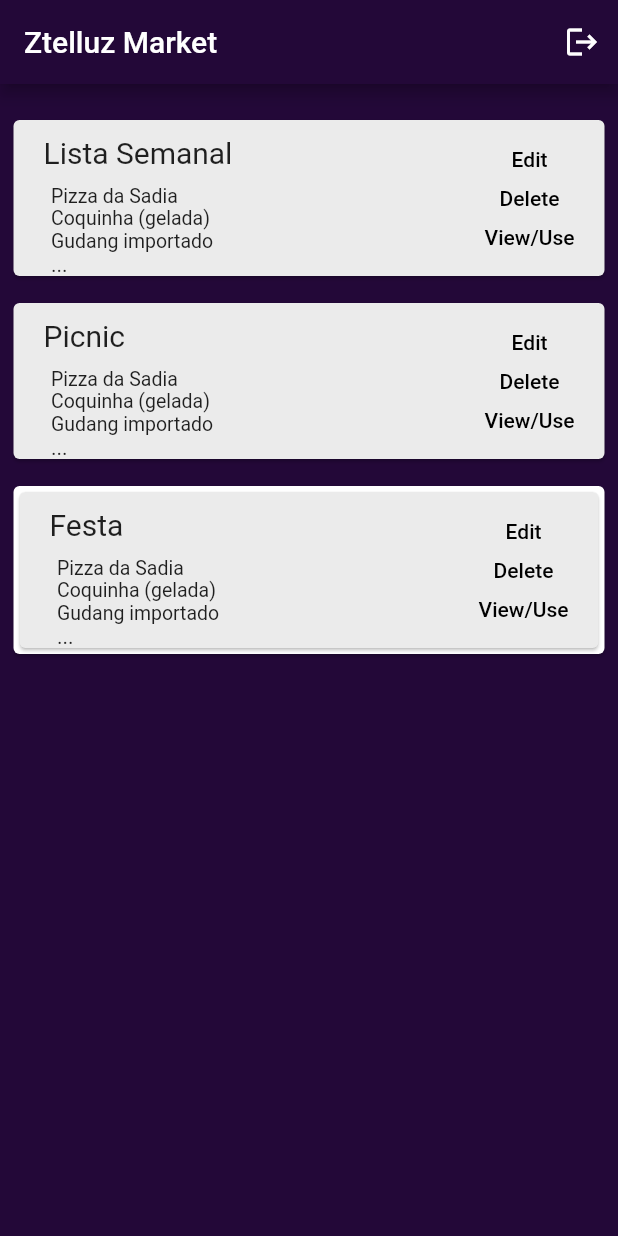
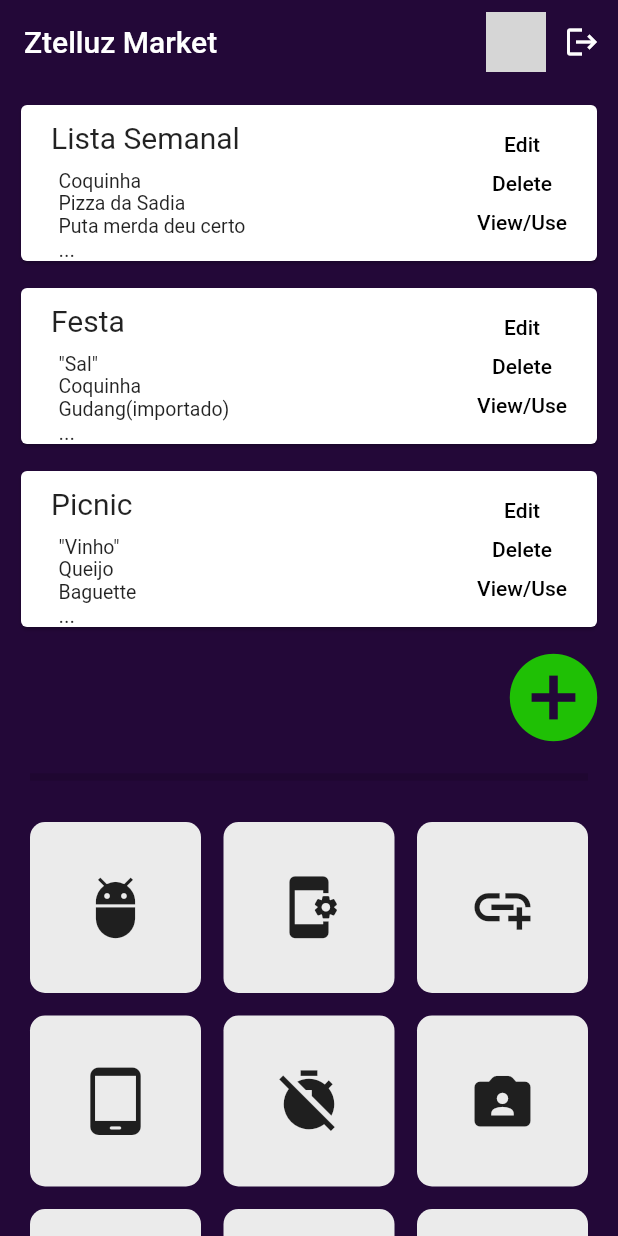
Before and after one commit to LuizSutil/zmarket, a Flutter app: the screen it shows once a user with an empty profile is signed in, after a tap on the "logout" icon, on a phone screen of 412 x 824 dp. Run offline on Flutter 3.47's test engine with Material 2 defaults, Android fonts, the phone set to English and light mode, and no system bars; our stand-ins replace firebase_auth, firebase_core, firebase_database, google_sign_in; accounts and stored records are empty; network calls fail; grey boxes are pictures that could not be loaded.

Commit message:
dynamic shopping lists

```diff
--- /dev/null
+++ b/lib/ListDisplayer.dart
@@ -0,0 +1,32 @@
+import 'package:flutter/material.dart';
+import 'ListaCompras.dart';
+import 'listinhaModel.dart';
+
+class ListDisplay extends StatefulWidget {
+  final List<ListinhaModel> lista;
+
+  ListDisplay(this.lista);
+
+  @override
+  _ListDisplayState createState() => _ListDisplayState();
+}
+
+class _ListDisplayState extends State<ListDisplay> {
+  @override
+  Widget build(BuildContext context) {
+    return SliverList(
+      delegate: SliverChildBuilderDelegate(
+        (BuildContext context, int index) {
+          return Padding(
+              padding: EdgeInsets.fromLTRB(10, 10, 10, 0),
+              child: ListaCompras(widget.lista[index].nome, [
+                widget.lista[index].cart[0],
+                widget.lista[index].cart[1],
+                widget.lista[index].cart[2]
+              ]));
+        },
+        childCount: widget.lista.length,
+      ),
+    );
+  }
+}
--- a/lib/Lista.dart
+++ /dev/null
@@ -1,84 +0,0 @@
-import 'package:flutter/material.dart';
-
-class ListaCompras extends StatefulWidget {
-  final String nomeLista;
-  ListaCompras(this.nomeLista);
-
-  @override
-  _ListaComprasState createState() => _ListaComprasState();
-}
-
-class _ListaComprasState extends State<ListaCompras> {
-  @override
-  Widget build(BuildContext context) {
-    return Card(
-        color: Color.fromRGBO(235, 235, 235, 1),
-        child: Row(children: [
-          Expanded(
-            child: Column(
-              crossAxisAlignment: CrossAxisAlignment.start,
-              children: [
-                Padding(
-                    padding: EdgeInsets.fromLTRB(20, 10, 0, 0),
-                    child:
-                        Text(widget.nomeLista, style: TextStyle(fontSize: 20))),
-                Padding(
-                    padding: EdgeInsets.fromLTRB(25, 10, 0, 0),
-                    child: Column(
-                        crossAxisAlignment: CrossAxisAlignment.start,
-                        children: <Widget>[
-                          Text("Pizza da Sadia",
-                              style: TextStyle(fontSize: 13)),
-                          Text("Coquinha (gelada)",
-                              style: TextStyle(fontSize: 13)),
-                          Text("Gudang importado",
-                              style: TextStyle(fontSize: 13)),
-                          Text("..."),
-                        ]))
-              ],
-            ),
-          ),
-          Column(children: [
-            Padding(
-              padding: EdgeInsets.fromLTRB(0, 10, 20, 10),
-              child: TextButton(
-                style: TextButton.styleFrom(
-                  primary: Colors.black,
-                  tapTargetSize: MaterialTapTargetSize.shrinkWrap,
-                  minimumSize: Size.zero,
-                  padding: EdgeInsets.zero,
-                ),
-                child: Text('Edit'),
-                onPressed: () => {},
-              ),
-            ),
-            Padding(
-              padding: EdgeInsets.fromLTRB(0, 0, 20, 10),
-              child: TextButton(
-                style: TextButton.styleFrom(
-                  primary: Colors.black,
-                  tapTargetSize: MaterialTapTargetSize.shrinkWrap,
-                  minimumSize: Size.zero,
-                  padding: EdgeInsets.zero,
-                ),
-                child: Text('Delete'),
-                onPressed: () => {},
-              ),
-            ),
-            Padding(
-              padding: EdgeInsets.fromLTRB(0, 0, 20, 10),
-              child: TextButton(
-                style: TextButton.styleFrom(
-                  primary: Colors.black,
-                  tapTargetSize: MaterialTapTargetSize.shrinkWrap,
-                  minimumSize: Size.zero,
-                  padding: EdgeInsets.zero,
-                ),
-                child: Text('View/Use'),
-                onPressed: () => {},
-              ),
-            ),
-          ])
-        ]));
-  }
-}
--- /dev/null
+++ b/lib/ListaCompras.dart
@@ -0,0 +1,91 @@
+import 'package:flutter/material.dart';
+
+class ListaCompras extends StatefulWidget {
+  final String nomeLista;
+  final List<String> produtos;
+
+  ListaCompras(this.nomeLista, this.produtos);
+
+  @override
+  _ListaComprasState createState() => _ListaComprasState();
+}
+
+class _ListaComprasState extends State<ListaCompras> {
+  @override
+  Widget build(BuildContext context) {
+    return Card(
+      child: InkWell(
+          splashColor: Colors.purple,
+          onTap: () {
+            print('Card tapped.');
+          },
+          child: Row(children: [
+            Expanded(
+              child: Column(
+                crossAxisAlignment: CrossAxisAlignment.start,
+                children: [
+                  Padding(
+                      padding: EdgeInsets.fromLTRB(20, 10, 0, 0),
+                      child: Text(widget.nomeLista,
+                          style: TextStyle(fontSize: 20))),
+                  Padding(
+                      padding: EdgeInsets.fromLTRB(25, 10, 0, 0),
+                      child: Column(
+                          crossAxisAlignment: CrossAxisAlignment.start,
+                          children: <Widget>[
+                            Text(widget.produtos[0],
+                                style: TextStyle(fontSize: 13)),
+                            Text(widget.produtos[1],
+                                style: TextStyle(fontSize: 13)),
+                            Text(widget.produtos[2],
+                                style: TextStyle(fontSize: 13)),
+                            Text("..."),
+                          ]))
+                ],
+              ),
+            ),
+            Column(children: [
+              Padding(
+                padding: EdgeInsets.fromLTRB(0, 10, 20, 10),
+                child: TextButton(
+                  style: TextButton.styleFrom(
+                    primary: Colors.black,
+                    tapTargetSize: MaterialTapTargetSize.shrinkWrap,
+                    minimumSize: Size.zero,
+                    padding: EdgeInsets.zero,
+                  ),
+                  child: Text('Edit'),
+                  onPressed: () => {},
+                ),
+              ),
+              Padding(
+                padding: EdgeInsets.fromLTRB(0, 0, 20, 10),
+                child: TextButton(
+                  style: TextButton.styleFrom(
+                    primary: Colors.black,
+                    tapTargetSize: MaterialTapTargetSize.shrinkWrap,
+                    minimumSize: Size.zero,
+                    padding: EdgeInsets.zero,
+                  ),
+                  child: Text('Delete'),
+                  onPressed: () => {},
+                ),
+              ),
+              Padding(
+                padding: EdgeInsets.fromLTRB(0, 0, 20, 10),
+                child: TextButton(
+                  style: TextButton.styleFrom(
+                    primary: Colors.black,
+                    tapTargetSize: MaterialTapTargetSize.shrinkWrap,
+                    minimumSize: Size.zero,
+                    padding: EdgeInsets.zero,
+                  ),
+                  child: Text('View/Use'),
+                  onPressed: () => {},
+                ),
+              ),
+            ])
+          ])),
+    );
+  }
+}
--- /dev/null
+++ b/lib/appbar.dart
@@ -0,0 +1,37 @@
+import 'package:flutter/material.dart';
+import 'package:provider/provider.dart';
+import 'package:firebase_auth/firebase_auth.dart';
+import 'package:tutorial_1/auth.dart';
+
+class Zappbar extends StatefulWidget {
+  final user = FirebaseAuth.instance.currentUser!;
+
+  @override
+  _ZappbarState createState() => _ZappbarState();
+}
+
+class _ZappbarState extends State<Zappbar> {
+  @override
+  Widget build(BuildContext context) {
+    return SliverAppBar(
+      title: Text('Ztelluz Market'),
+      actions: [
+        Row(
+          children: [
+            CircleAvatar(
+              radius: 20,
+              backgroundImage: NetworkImage(widget.user.photoURL.toString()),
+            ),
+            IconButton(
+                onPressed: () {
+                  final provider =
+                      Provider.of<GoogleSignInProvider>(context, listen: false);
+                  provider.logout();
+                },
+                icon: Icon(Icons.logout)),
+          ],
+        )
+      ],
+    );
+  }
+}
--- /dev/null
+++ b/lib/categorias.dart
@@ -0,0 +1,274 @@
+import 'package:flutter/material.dart';
+
+class Categorias extends StatefulWidget {
+  const Categorias({Key? key}) : super(key: key);
+
+  @override
+  _CategoriasState createState() => _CategoriasState();
+}
+
+class _CategoriasState extends State<Categorias> {
+  @override
+  Widget build(BuildContext context) {
+    return SliverGrid.count(
+      crossAxisSpacing: 15,
+      mainAxisSpacing: 15,
+      crossAxisCount: 3,
+      children: <Widget>[
+        Container(
+          decoration: BoxDecoration(
+            borderRadius: BorderRadius.circular(10),
+            color: Color.fromRGBO(235, 235, 235, 1),
+          ),
+          padding: const EdgeInsets.all(18),
+          child: Icon(
+            Icons.adb_sharp,
+            size: 45,
+          ),
+        ),
+        Container(
+          decoration: BoxDecoration(
+            borderRadius: BorderRadius.circular(10),
+            color: Color.fromRGBO(235, 235, 235, 1),
+          ),
+          padding: const EdgeInsets.all(18),
+          child: Icon(
+            Icons.app_settings_alt,
+            size: 45,
+          ),
+        ),
+        Container(
+          decoration: BoxDecoration(
+            borderRadius: BorderRadius.circular(10),
+            color: Color.fromRGBO(235, 235, 235, 1),
+          ),
+          padding: const EdgeInsets.all(18),
+          child: Icon(
+            Icons.add_link,
+            size: 45,
+          ),
+        ),
+        Container(
+          decoration: BoxDecoration(
+            borderRadius: BorderRadius.circular(10),
+            color: Color.fromRGBO(235, 235, 235, 1),
+          ),
+          padding: const EdgeInsets.all(18),
+          child: Icon(
+            Icons.tablet_android_rounded,
+            size: 45,
+          ),
+        ),
+        Container(
+          decoration: BoxDecoration(
+            borderRadius: BorderRadius.circular(10),
+            color: Color.fromRGBO(235, 235, 235, 1),
+          ),
+          padding: const EdgeInsets.all(18),
+          child: Icon(
+            Icons.timer_off,
+            size: 45,
+          ),
+        ),
+        Container(
+          decoration: BoxDecoration(
+            borderRadius: BorderRadius.circular(10),
+            color: Color.fromRGBO(235, 235, 235, 1),
+          ),
+          padding: const EdgeInsets.all(18),
+          child: Icon(
+            Icons.photo_camera_front_rounded,
+            size: 45,
+          ),
+        ),
+        Container(
+          decoration: BoxDecoration(
+            borderRadius: BorderRadius.circular(10),
+            color: Color.fromRGBO(235, 235, 235, 1),
+          ),
+          padding: const EdgeInsets.all(18),
+          child: Icon(
+            Icons.app_settings_alt,
+            size: 45,
+          ),
+        ),
+        Container(
+          decoration: BoxDecoration(
+            borderRadius: BorderRadius.circular(10),
+            color: Color.fromRGBO(235, 235, 235, 1),
+          ),
+          padding: const EdgeInsets.all(18),
+          child: Icon(
+            Icons.app_settings_alt,
+            size: 45,
+          ),
+        ),
+        Container(
+          decoration: BoxDecoration(
+            borderRadius: BorderRadius.circular(10),
+            color: Color.fromRGBO(235, 235, 235, 1),
+          ),
+          padding: const EdgeInsets.all(18),
+          child: Icon(
+            Icons.app_settings_alt,
+            size: 45,
+          ),
+        ),
+        Container(
+          decoration: BoxDecoration(
+            borderRadius: BorderRadius.circular(10),
+            color: Color.fromRGBO(235, 235, 235, 1),
+          ),
+          padding: const EdgeInsets.all(18),
+          child: Icon(
+            Icons.app_settings_alt,
+            size: 45,
+          ),
+        ),
+        Container(
+          decoration: BoxDecoration(
+            borderRadius: BorderRadius.circular(10),
+            color: Color.fromRGBO(235, 235, 235, 1),
+          ),
+          padding: const EdgeInsets.all(18),
+          child: Icon(
+            Icons.app_settings_alt,
+            size: 45,
+          ),
+        ),
+        Container(
+          decoration: BoxDecoration(
+            borderRadius: BorderRadius.circular(10),
+            color: Color.fromRGBO(235, 235, 235, 1),
+          ),
+          padding: const EdgeInsets.all(18),
+          child: Icon(
+            Icons.app_settings_alt,
+            size: 45,
+          ),
+        ),
+        Container(
+          decoration: BoxDecoration(
+            borderRadius: BorderRadius.circular(10),
+            color: Color.fromRGBO(235, 235, 235, 1),
+          ),
+          padding: const EdgeInsets.all(18),
+          child: Icon(
+            Icons.app_settings_alt,
+            size: 45,
+          ),
+        ),
+        Container(
+          decoration: BoxDecoration(
+            borderRadius: BorderRadius.circular(10),
+            color: Color.fromRGBO(235, 235, 235, 1),
+          ),
+          padding: const EdgeInsets.all(18),
+          child: Icon(
+            Icons.app_settings_alt,
+            size: 45,
+          ),
+        ),
+        Container(
+          decoration: BoxDecoration(
+            borderRadius: BorderRadius.circular(10),
+            color: Color.fromRGBO(235, 235, 235, 1),
+          ),
+          padding: const EdgeInsets.all(18),
+          child: Icon(
+            Icons.app_settings_alt,
+            size: 45,
+          ),
+        ),
+        Container(
+          decoration: BoxDecoration(
+            borderRadius: BorderRadius.circular(10),
+            color: Color.fromRGBO(235, 235, 235, 1),
+          ),
+          padding: const EdgeInsets.all(18),
+          child: Icon(
+            Icons.app_settings_alt,
+            size: 45,
+          ),
+        ),
+        Container(
+          decoration: BoxDecoration(
+            borderRadius: BorderRadius.circular(10),
+            color: Color.fromRGBO(235, 235, 235, 1),
+          ),
+          padding: const EdgeInsets.all(18),
+          child: Icon(
+            Icons.app_settings_alt,
+            size: 45,
+          ),
+        ),
+        Container(
+          decoration: BoxDecoration(
+            borderRadius: BorderRadius.circular(10),
+            color: Color.fromRGBO(235, 235, 235, 1),
+          ),
+          padding: const EdgeInsets.all(18),
+          child: Icon(
+            Icons.app_settings_alt,
+            size: 45,
+          ),
+        ),
+        Container(
+          decoration: BoxDecoration(
+            borderRadius: BorderRadius.circular(10),
+            color: Color.fromRGBO(235, 235, 235, 1),
+          ),
+          padding: const EdgeInsets.all(18),
+          child: Icon(
+            Icons.app_settings_alt,
+            size: 45,
+          ),
+        ),
+        Container(
+          decoration: BoxDecoration(
+            borderRadius: BorderRadius.circular(10),
+            color: Color.fromRGBO(235, 235, 235, 1),
+          ),
+          padding: const EdgeInsets.all(18),
+          child: Icon(
+            Icons.app_settings_alt,
+            size: 45,
+          ),
+        ),
+        Container(
+          decoration: BoxDecoration(
+            borderRadius: BorderRadius.circular(10),
+            color: Color.fromRGBO(235, 235, 235, 1),
+          ),
+          padding: const EdgeInsets.all(18),
+          child: Icon(
+            Icons.app_settings_alt,
+            size: 45,
+          ),
+        ),
+        Container(
+          decoration: BoxDecoration(
+            borderRadius: BorderRadius.circular(10),
+            color: Color.fromRGBO(235, 235, 235, 1),
+          ),
+          padding: const EdgeInsets.all(18),
+          child: Icon(
+            Icons.app_settings_alt,
+            size: 45,
+          ),
+        ),
+        Container(
+          decoration: BoxDecoration(
+            borderRadius: BorderRadius.circular(10),
+            color: Color.fromRGBO(235, 235, 235, 1),
+          ),
+          padding: const EdgeInsets.all(18),
+          child: Icon(
+            Icons.app_settings_alt,
+            size: 45,
+          ),
+        ),
+      ],
+    );
+  }
+}
--- /dev/null
+++ b/lib/listinhaModel.dart
@@ -0,0 +1,33 @@
+import 'dart:core';
+
+class ListinhaModel {
+  late String nome;
+  late List cart;
+
+  ListinhaModel({required this.nome, required this.cart});
+}
+
+ListinhaModel createListinha(record) {
+  Map<String, dynamic> attributes = {
+    'nome': '',
+    'cart': [],
+  };
+
+  record.forEach((key, value) => {attributes[key] = value});
+
+  ListinhaModel listinhaModel =
+      new ListinhaModel(nome: attributes['nome'], cart: attributes['cart']);
+
+  return listinhaModel;
+}
+
+List<ListinhaModel> getAllListinhas(Map<String, dynamic> data) {
+  List<ListinhaModel> listinhas = [];
+
+  data.forEach((key, value) {
+    ListinhaModel listinha = createListinha(value);
+    listinhas.add(listinha);
+  });
+
+  return listinhas;
+}
--- a/lib/myHomePage.dart
+++ b/lib/myHomePage.dart
@@ -1,8 +1,9 @@
 import 'package:firebase_auth/firebase_auth.dart';
 import 'package:flutter/material.dart';
-import 'package:tutorial_1/auth.dart';
-import 'Lista.dart';
-import 'package:provider/provider.dart';
+import 'package:tutorial_1/listinhaModel.dart';
+import 'appbar.dart';
+import 'ListDisplayer.dart';
+import 'categorias.dart';
 
 class MyHomePage extends StatefulWidget {
   final user = FirebaseAuth.instance.currentUser!;
@@ -12,59 +13,53 @@ class MyHomePage extends StatefulWidget {
 }
 
 class _MyHomePageState extends State<MyHomePage> {
+  var posts = {
+    'lista1': {
+      'nome': 'Lista Semanal',
+      'cart': ['Coquinha', 'Pizza da Sadia', 'Puta merda deu certo']
+    },
+    'lista2': {
+      'nome': 'Festa',
+      'cart': ['"Sal"', 'Coquinha', 'Gudang(importado)']
+    },
+    'lista': {
+      'nome': 'Picnic',
+      'cart': ['"Vinho"', 'Queijo', 'Baguette']
+    }
+  };
+
   @override
   Widget build(BuildContext context) {
     return Scaffold(
-        appBar: AppBar(
-          title: Text('Ztelluz Market '),
-          actions: [
-            IconButton(
-                onPressed: () {
-                  final provider =
-                      Provider.of<GoogleSignInProvider>(context, listen: false);
-                  provider.logout();
-                },
-                icon: Icon(Icons.logout))
-          ],
+      backgroundColor: Color.fromRGBO(35, 8, 56, 1),
+      body: CustomScrollView(slivers: [
+        Zappbar(),
+        ListDisplay(getAllListinhas(posts)),
+        SliverList(
+            delegate: SliverChildListDelegate([
+          IconButton(
+              alignment: Alignment.centerRight,
+              iconSize: 70,
+              onPressed: () => {},
+              icon: Icon(
+                Icons.add_circle,
+                color: Color.fromRGBO(31, 192, 5, 1),
+              )),
+        ])),
+        SliverList(
+            delegate: SliverChildListDelegate([
+          Divider(
+            height: 20,
+            thickness: 5,
+            indent: 20,
+            endIndent: 20,
+          ),
+        ])),
+        SliverPadding(
+          padding: const EdgeInsets.all(20),
+          sliver: Categorias(),
         ),
-        body: Scaffold(
-            backgroundColor: Color.fromRGBO(35, 8, 56, 1),
-            body: Column(children: [
-              Padding(
-                padding: EdgeInsets.fromLTRB(5, 20, 5, 10),
-                child: ListaCompras('Lista Semanal'),
-              ),
-              Padding(
-                padding: EdgeInsets.fromLTRB(5, 0, 5, 10),
-                child: ListaCompras('Picnic'),
-              ),
-              Padding(
-                padding: EdgeInsets.fromLTRB(5, 0, 5, 10),
-                child: Aaa('Festa'),
-              ),
-            ])));
-  }
-}
-
-class Aaa extends StatefulWidget {
-  final String listName;
-  Aaa(this.listName);
-
-  @override
-  _AaaState createState() => _AaaState();
-}
-
-class _AaaState extends State<Aaa> {
-  @override
-  Widget build(BuildContext context) {
-    return Center(
-      child: Card(
-        child: InkWell(
-            onTap: () {
-              print('Card tapped.');
-            },
-            child: ListaCompras(widget.listName)),
-      ),
+      ]),
     );
   }
 }
```
Also changed, not shown: lib/listinhaiterator.dart (added).
